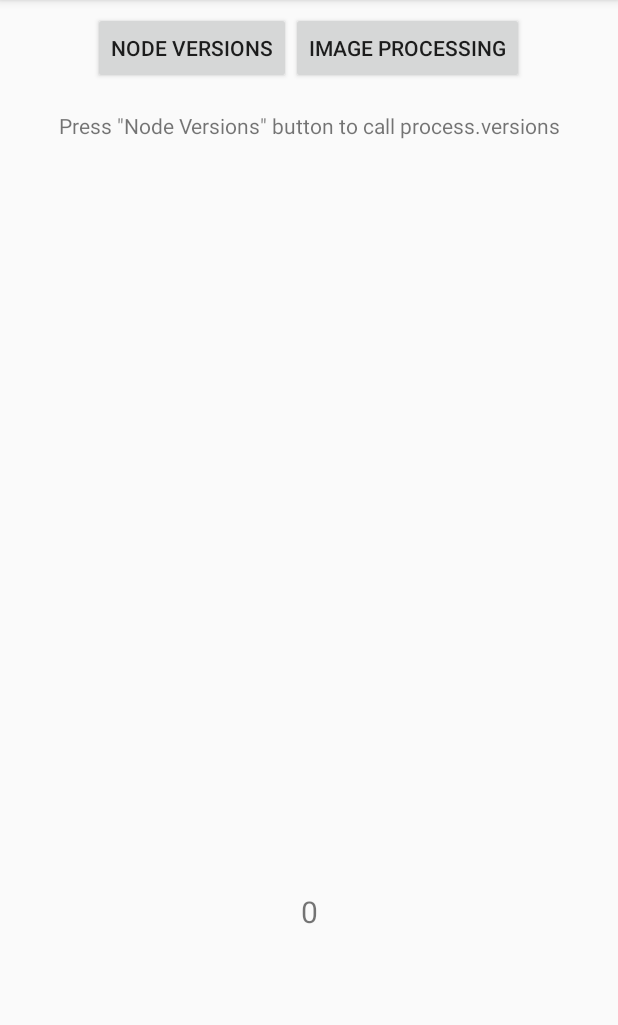
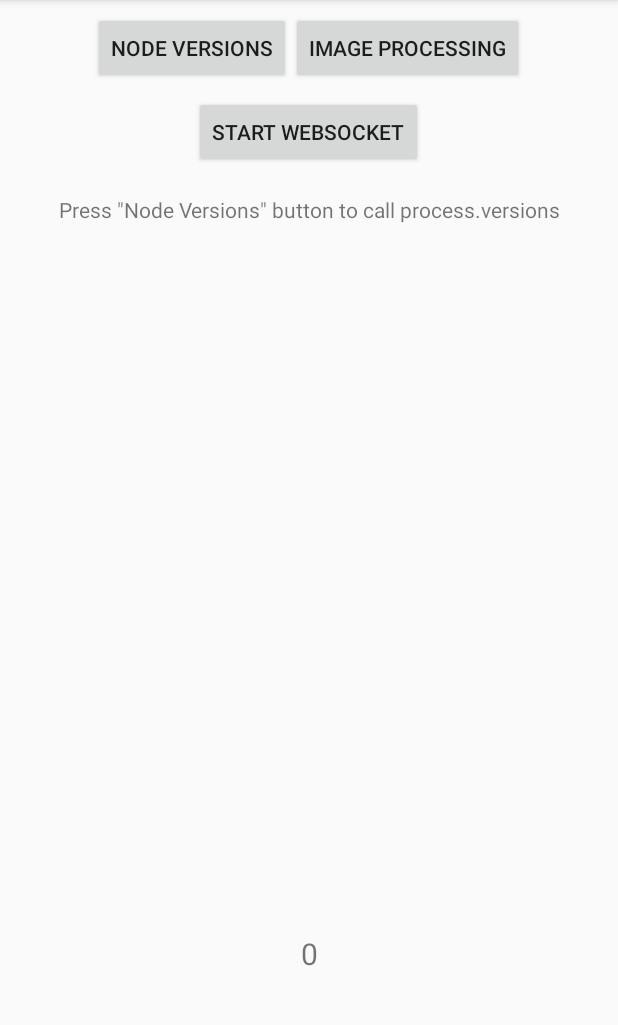
Before and after one commit to hoangpq/rust-on-android, an Android app: the screen it shows after launch (MainActivity), on a phone screen of 412 x 824 dp, the part 84-1109 px from its top. Run offline under Robolectric (Android 15) with nearby library versions, the light colour scheme and no system bars; 5 statements that could not run were skipped.

Commit message:
feat(WebSocket): implement `WebSocket` feature in rust and watch incoming message in main thread by NDK.

```diff
--- a/app/src/main/java/com/node/sample/GenerateImageActivity.java
+++ b/app/src/main/java/com/node/sample/GenerateImageActivity.java
@@ -43,6 +43,7 @@ public class GenerateImageActivity extends AppCompatActivity {
                                     imageView.setImageBitmap(bitmap);
                                 });
                             }
+
                         });
                     }
                 }));
--- a/app/src/main/java/com/node/sample/NodeJsToast.java
+++ /dev/null
@@ -1,6 +0,0 @@
-package com.node.sample;
-
-interface NodeJsToast {
-
-    public void toast(final String msg);
-}
--- a/app/src/main/java/com/node/sample/Observable.java
+++ b/app/src/main/java/com/node/sample/Observable.java
@@ -1,5 +1,12 @@
 package com.node.sample;
 
-public abstract class Observable {
-    public abstract void subscribe();
+public class Observable {
+    public void subscribe() {
+    }
+
+    public void subscribe(int arg) {
+    }
+
+    public void subscribe(String arg) {
+    }
 }
--- a/app/src/main/res/layout/activity_main.xml
+++ b/app/src/main/res/layout/activity_main.xml
@@ -10,11 +10,11 @@
         android:id="@+id/actionHolder"
         android:layout_width="match_parent"
         android:layout_height="wrap_content"
+        android:layout_marginStart="8dp"
+        android:layout_marginLeft="8dp"
+        android:layout_marginTop="8dp"
         android:layout_marginEnd="8dp"
-        android:layout_marginLeft="8dp"
         android:layout_marginRight="8dp"
-        android:layout_marginStart="8dp"
-        android:layout_marginTop="8dp"
         android:gravity="center"
         app:layout_constraintLeft_toLeftOf="parent"
         app:layout_constraintRight_toRightOf="parent"
@@ -24,15 +24,39 @@
             android:id="@+id/btVersions"
             android:layout_width="wrap_content"
             android:layout_height="wrap_content"
-            android:textAlignment="center"
-            android:text="Node Versions"/>
+            android:text="Node Versions"
+            android:textAlignment="center" />
 
         <Button
             android:id="@+id/btImageProcessing"
             android:layout_width="wrap_content"
             android:layout_height="wrap_content"
-            android:textAlignment="center"
-            android:text="Image Processing"/>
+            android:text="Image Processing"
+            android:textAlignment="center" />
+
+    </LinearLayout>
+
+    <LinearLayout
+        android:id="@+id/actionHolder1"
+        android:layout_width="match_parent"
+        android:layout_height="wrap_content"
+        android:layout_marginStart="8dp"
+        android:layout_marginLeft="8dp"
+        android:layout_marginTop="8dp"
+        android:layout_marginEnd="8dp"
+        android:layout_marginRight="8dp"
+        android:gravity="center"
+        app:layout_constraintLeft_toLeftOf="parent"
+        app:layout_constraintRight_toRightOf="parent"
+        app:layout_constraintTop_toBottomOf="@+id/actionHolder"
+        app:layout_constraintBottom_toTopOf="@+id/tvVersions">
+
+        <Button
+            android:id="@+id/btnWebSocket"
+            android:layout_width="wrap_content"
+            android:layout_height="wrap_content"
+            android:text="Start WebSocket"
+            android:textAlignment="center" />
 
     </LinearLayout>
 
@@ -41,28 +65,28 @@
         android:layout_width="match_parent"
         android:layout_height="383dp"
         android:layout_marginLeft="8dp"
+        android:layout_marginTop="8dp"
         android:layout_marginRight="8dp"
-        android:layout_marginTop="8dp"
         android:padding="10dp"
+        android:text='Press "Node Versions" button to call process.versions'
         android:textAlignment="center"
-        android:text='Press "Node Versions" button to call process.versions'
         app:layout_constraintEnd_toEndOf="parent"
         app:layout_constraintHorizontal_bias="0.5"
         app:layout_constraintStart_toStartOf="parent"
-        app:layout_constraintTop_toBottomOf="@+id/actionHolder" />
+        app:layout_constraintTop_toBottomOf="@+id/actionHolder1" />
 
     <TextView
         android:id="@+id/txtCounter"
         android:layout_width="wrap_content"
         android:layout_height="wrap_content"
-        android:layout_marginBottom="8dp"
-        android:layout_marginEnd="8dp"
         android:layout_marginStart="8dp"
         android:layout_marginTop="8dp"
+        android:layout_marginEnd="8dp"
+        android:layout_marginBottom="8dp"
         android:padding="10dp"
+        android:text="0"
         android:textAlignment="center"
         android:textSize="20dp"
-        android:text="0"
         app:layout_constraintBottom_toBottomOf="parent"
         app:layout_constraintEnd_toEndOf="parent"
         app:layout_constraintStart_toStartOf="parent"
```
Also changed, not shown: app/src/main/gen/com/node/sample/BuildConfig.java (added, +8 -0 lines), app/src/main/gen/com/node/sample/Manifest.java (added, +7 -0 lines), app/src/main/gen/com/node/sample/R.java (added, +7 -0 lines), app/src/main/java/com/node/sample/MainActivity.java (+40 -30 lines), 5 other files.
